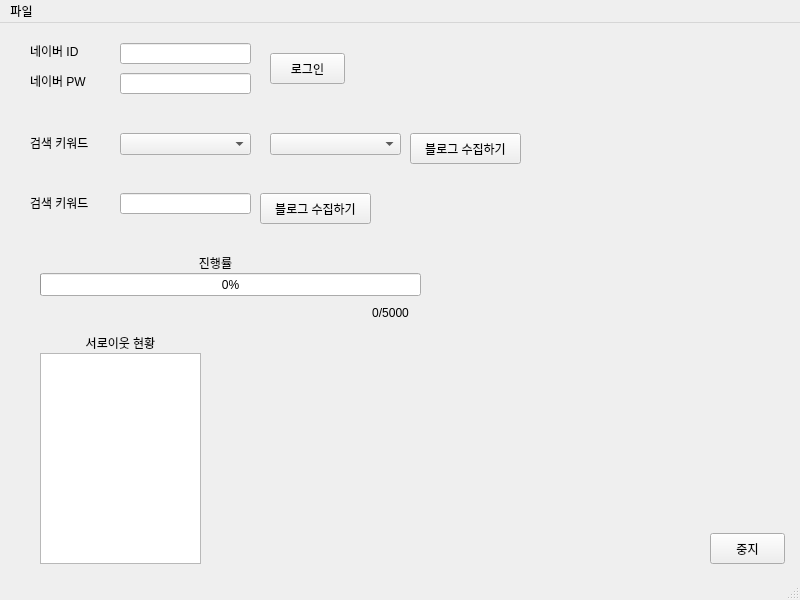
Qt form TestUi.ui (jae-heo/blog-manager) before a commit.
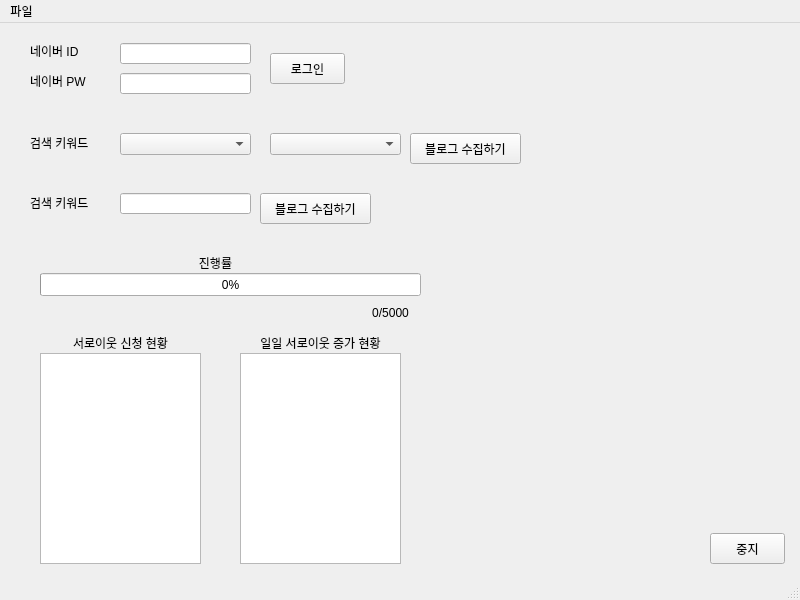
The same form after that commit.

Commit message: 임시 commit

Diff of the .ui file:
```diff
--- a/TestUi.ui
+++ b/TestUi.ui
@@ -196,7 +196,7 @@
      </rect>
     </property>
     <property name="text">
-     <string>서로이웃 현황</string>
+     <string>서로이웃 신청 현황</string>
     </property>
     <property name="alignment">
      <set>Qt::AlignCenter</set>
@@ -257,6 +257,32 @@
      </rect>
     </property>
    </widget>
+   <widget class="QListView" name="neighbor_request_today_current_listView">
+    <property name="geometry">
+     <rect>
+      <x>240</x>
+      <y>330</y>
+      <width>161</width>
+      <height>211</height>
+     </rect>
+    </property>
+   </widget>
+   <widget class="QLabel" name="neighbor_request_message_labe_6">
+    <property name="geometry">
+     <rect>
+      <x>240</x>
+      <y>310</y>
+      <width>161</width>
+      <height>20</height>
+     </rect>
+    </property>
+    <property name="text">
+     <string>일일 서로이웃 증가 현황</string>
+    </property>
+    <property name="alignment">
+     <set>Qt::AlignCenter</set>
+    </property>
+   </widget>
   </widget>
   <widget class="QMenuBar" name="menubar">
    <property name="geometry">
```
The commit also changes 2 other files.
